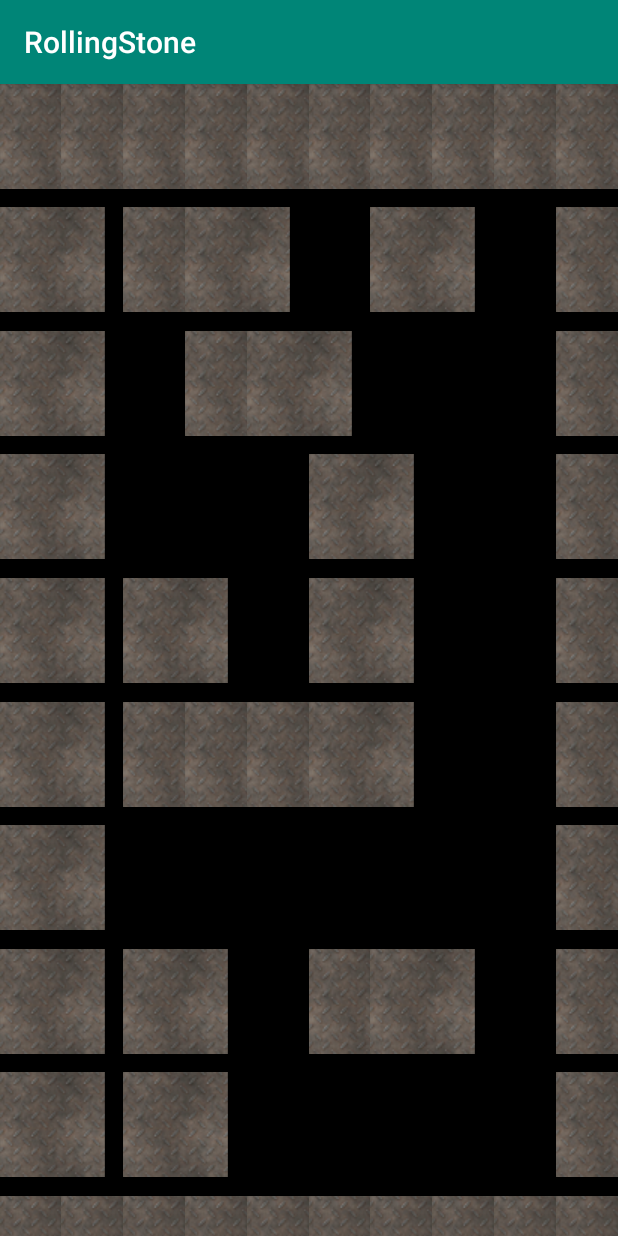
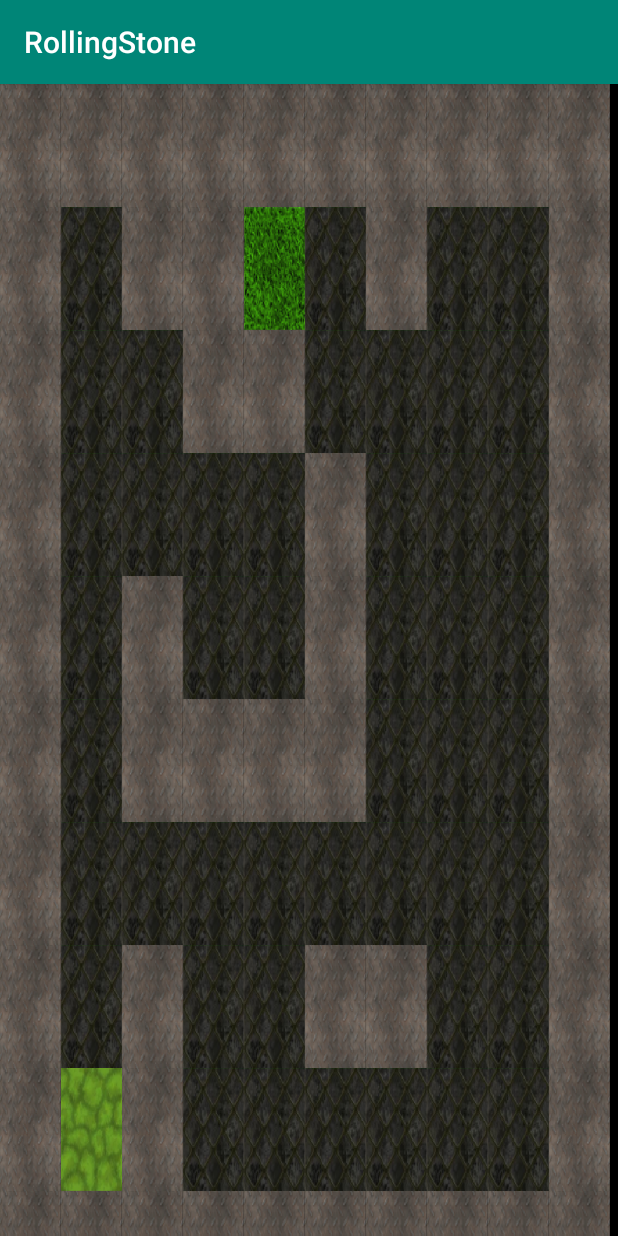
Before and after one commit to Syzztem/RollingStone, an Android app: the screen it shows after launch (MainActivity), on a phone screen of 412 x 824 dp. Run offline under Robolectric (Android 15) with nearby library versions, the phone set to English and light mode, and no system bars.

Commit message:
resize gameObject

```diff
--- a/app/src/main/java/fr/wcs/rollingstone/MainActivity.java
+++ b/app/src/main/java/fr/wcs/rollingstone/MainActivity.java
@@ -9,9 +9,12 @@ import android.support.constraint.ConstraintSet;
 import android.support.v7.app.AppCompatActivity;
 import android.view.Display;
 
+import fr.wcs.rollingstone.game.Finish;
 import fr.wcs.rollingstone.game.GameView;
 import fr.wcs.rollingstone.game.Labyrinth;
 import fr.wcs.rollingstone.game.MaterialFactory;
+import fr.wcs.rollingstone.game.Space;
+import fr.wcs.rollingstone.game.Start;
 import fr.wcs.rollingstone.game.Wall;
 
 public class MainActivity extends AppCompatActivity {
@@ -54,15 +57,20 @@ public class MainActivity extends AppCompatActivity {
 
         String labyrinthStr = labyrinth.getLabyrinth();
         Display display = getWindowManager().getDefaultDisplay();
-        Point size = new Point();
+        Point size = new Point(lLayout.getMaxWidth(), lLayout.getMaxHeight());
         display.getSize(size);
 
+        int sizeX = size.x / 10;
+        int sizeY = size.y / 10;
         for(int y = 0; y < 10; y ++) {
             for(int x = 0; x < 10; x++) {
-                int posX = x * size.x / 10;
-                int posY = y * size.y / 10;
+                int posX = x * sizeX;
+                int posY = y * sizeY;
                 switch (labyrinthStr.charAt(y * 10 + x)) {
-                    case '#' : gameView.getSprites().add(new Wall(posX, posY, materialFactory.getWall(), gameView)); break;
+                    case '#' : gameView.getSprites().add(new Wall(posX, posY, sizeX, sizeY, materialFactory.getWall(), gameView)); break;
+                    case ' ' : gameView.getSprites().add(new Space(posX, posY, sizeX, sizeY, materialFactory.getFloor(), gameView)); break;
+                    case 'A' : gameView.getSprites().add(new Start(posX, posY, sizeX, sizeY, materialFactory.getStart(), gameView)); break;
+                    case 'B' : gameView.getSprites().add(new Finish(posX, posY, sizeX, sizeY, materialFactory.getEnd(), gameView)); break;
                     default:
                 }
             }
--- a/app/src/main/java/fr/wcs/rollingstone/game/Finish.java
+++ b/app/src/main/java/fr/wcs/rollingstone/game/Finish.java
@@ -1,7 +1,7 @@
 package fr.wcs.rollingstone.game;
 
 public class Finish extends GameObject {
-    public Finish(int x, int y, Material material, GameView gameView) {
-        super(true, x, y, material, gameView);
+    public Finish(int x, int y, int width, int height, Material material, GameView gameView) {
+        super(true, x, y, width, height, material, gameView);
     }
 }
--- a/app/src/main/java/fr/wcs/rollingstone/game/GameObject.java
+++ b/app/src/main/java/fr/wcs/rollingstone/game/GameObject.java
@@ -11,13 +11,11 @@ public class GameObject implements  Sprite {
 
     private Rect dest;
 
-    public GameObject(boolean touchable, int x, int y, Material material, GameView gameView) {
+    public GameObject(boolean touchable, int x, int y, int width, int height, Material material, GameView gameView) {
         this.touchable = touchable;
         this.gameView = gameView;
         this.material = material;
-       // int width = gameView.getWidth() / 10;
-       // int height = gameView.getHeight() / 10;
-        this.dest = new Rect(x, y, x + this.material.getWidth(), y + this.material.getHeight());
+        this.dest = new Rect(x, y, x + width, y + height);
     }
 
     public boolean isTouchable() {
--- a/app/src/main/java/fr/wcs/rollingstone/game/Player.java
+++ b/app/src/main/java/fr/wcs/rollingstone/game/Player.java
@@ -3,7 +3,7 @@ package fr.wcs.rollingstone.game;
 
 public class Player extends GameObject {
 
-    public Player(boolean touchable, int x, int y, Material material, GameView gameView) {
-        super(touchable, x, y, material, gameView);
+    public Player(boolean touchable, int x, int y, int width, int height, Material material, GameView gameView) {
+        super(touchable, x, y, width, height, material, gameView);
     }
 }
--- a/app/src/main/java/fr/wcs/rollingstone/game/Space.java
+++ b/app/src/main/java/fr/wcs/rollingstone/game/Space.java
@@ -3,8 +3,8 @@ package fr.wcs.rollingstone.game;
 
 public class Space extends GameObject {
 
-    public Space(int x, int y, GameView gameView) {
-        super(true, x, y, null, gameView);
+    public Space(int x, int y, int width, int height, Material material, GameView gameView) {
+        super(true, x, y, width, height, material, gameView);
     }
 
 }
--- a/app/src/main/java/fr/wcs/rollingstone/game/Start.java
+++ b/app/src/main/java/fr/wcs/rollingstone/game/Start.java
@@ -1,8 +1,8 @@
 package fr.wcs.rollingstone.game;
 
 public class Start extends GameObject {
-    public Start(int x, int y, Material material, GameView gameView) {
-        super(true, x, y, material, gameView);
+    public Start(int x, int y, int width, int height, Material material, GameView gameView) {
+        super(true, x, y, width, height, material, gameView);
     }
 
 }
--- a/app/src/main/java/fr/wcs/rollingstone/game/Wall.java
+++ b/app/src/main/java/fr/wcs/rollingstone/game/Wall.java
@@ -2,7 +2,7 @@ package fr.wcs.rollingstone.game;
 
 public class Wall extends GameObject {
 
-    public Wall(int x, int y, Material material, GameView gameView) {
-        super(false, x, y, material, gameView);
+    public Wall(int x, int y, int width, int height, Material material, GameView gameView) {
+        super(false, x, y, width, height, material, gameView);
     }
 }
```
